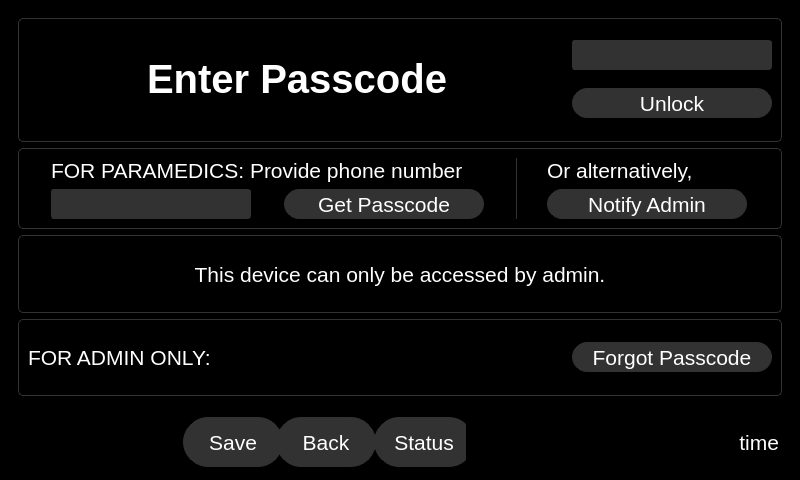
First picture: the form in qt_design/main_window.ui, repository zyl120/Naloxone_Safety_Kit, before the edit.
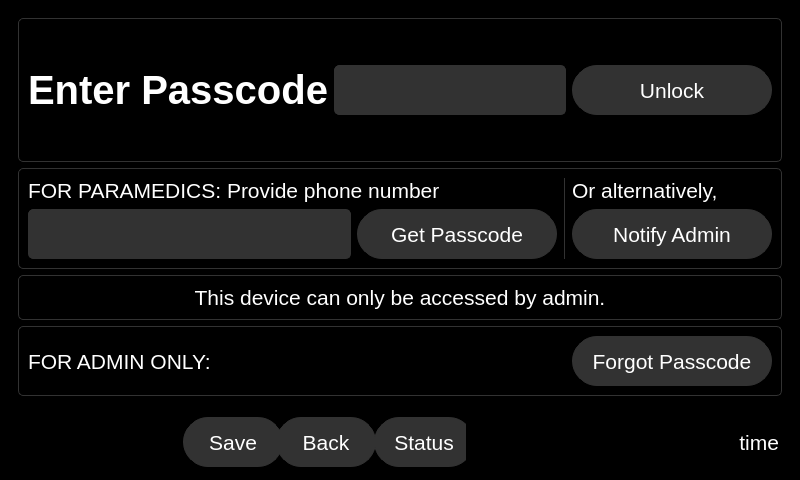
Second picture: the form after the edit. The open tabs and pages were chosen to show the change. Icons and pictures are not drawn.

Commit message: change passcode page layout

What changed in the file:
```diff
--- a/qt_design/main_window.ui
+++ b/qt_design/main_window.ui
@@ -1769,7 +1769,7 @@
                 <rect>
                  <x>0</x>
                  <y>0</y>
-                 <width>714</width>
+                 <width>649</width>
                  <height>395</height>
                 </rect>
                </property>
@@ -2036,8 +2036,8 @@
                 <rect>
                  <x>0</x>
                  <y>0</y>
-                 <width>724</width>
-                 <height>319</height>
+                 <width>657</width>
+                 <height>308</height>
                 </rect>
                </property>
                <layout class="QVBoxLayout" name="verticalLayout_12">
@@ -2409,7 +2409,7 @@
                 <rect>
                  <x>0</x>
                  <y>0</y>
-                 <width>716</width>
+                 <width>649</width>
                  <height>434</height>
                 </rect>
                </property>
@@ -2798,8 +2798,8 @@
                 <rect>
                  <x>0</x>
                  <y>0</y>
-                 <width>724</width>
-                 <height>319</height>
+                 <width>623</width>
+                 <height>266</height>
                 </rect>
                </property>
                <layout class="QVBoxLayout" name="verticalLayout_14">
@@ -3160,7 +3160,7 @@
                 <rect>
                  <x>0</x>
                  <y>0</y>
-                 <width>714</width>
+                 <width>690</width>
                  <height>383</height>
                 </rect>
                </property>
@@ -3735,7 +3735,7 @@
                 <rect>
                  <x>0</x>
                  <y>0</y>
-                 <width>716</width>
+                 <width>642</width>
                  <height>706</height>
                 </rect>
                </property>
@@ -4689,8 +4689,8 @@
        </layout>
       </widget>
       <widget class="QWidget" name="passcodePage">
-       <layout class="QGridLayout" name="gridLayout_16" columnstretch="0">
-        <item row="0" column="0">
+       <layout class="QVBoxLayout" name="verticalLayout_40">
+        <item>
          <widget class="QFrame" name="frame_3">
           <property name="autoFillBackground">
            <bool>false</bool>
@@ -4704,84 +4704,15 @@
           <property name="frameShadow">
            <enum>QFrame::Raised</enum>
           </property>
-          <layout class="QGridLayout" name="gridLayout_3">
-           <item row="1" column="2">
-            <widget class="QPushButton" name="passcodeEnterPushButton">
-             <property name="sizePolicy">
-              <sizepolicy hsizetype="Preferred" vsizetype="Preferred">
-               <horstretch>0</horstretch>
-               <verstretch>0</verstretch>
-              </sizepolicy>
-             </property>
-             <property name="minimumSize">
-              <size>
-               <width>200</width>
-               <height>30</height>
-              </size>
-             </property>
-             <property name="maximumSize">
-              <size>
-               <width>200</width>
-               <height>30</height>
-              </size>
-             </property>
-             <property name="font">
-              <font>
-               <pointsize>16</pointsize>
-               <bold>false</bold>
-              </font>
-             </property>
-             <property name="styleSheet">
-              <string notr="true">color: white; background-color: rgb(50,50,50); border-radius:15px;border-color: rgb(50,50,50);border-width: 1px;border-style: solid;
-</string>
-             </property>
-             <property name="text">
-              <string>Unlock</string>
-             </property>
-            </widget>
-           </item>
-           <item row="0" column="2">
-            <widget class="QLineEdit" name="passcodeEnterLineEdit">
-             <property name="sizePolicy">
-              <sizepolicy hsizetype="Preferred" vsizetype="Preferred">
-               <horstretch>0</horstretch>
-               <verstretch>0</verstretch>
-              </sizepolicy>
-             </property>
-             <property name="minimumSize">
-              <size>
-               <width>200</width>
-               <height>30</height>
-              </size>
-             </property>
-             <property name="maximumSize">
-              <size>
-               <width>200</width>
-               <height>30</height>
-              </size>
-             </property>
-             <property name="font">
-              <font>
-               <pointsize>16</pointsize>
-              </font>
-             </property>
-             <property name="styleSheet">
-              <string notr="true">color: white; background-color: rgb(50,50,50); border-radius:3px;border-color: rgb(50,50,50);border-width: 1px;border-style: solid;
-</string>
-             </property>
-             <property name="text">
-              <string/>
-             </property>
-             <property name="echoMode">
-              <enum>QLineEdit::Password</enum>
-             </property>
-             <property name="alignment">
-              <set>Qt::AlignCenter</set>
-             </property>
-            </widget>
-           </item>
-           <item row="0" column="0" rowspan="2">
+          <layout class="QHBoxLayout" name="horizontalLayout_10">
+           <item>
             <widget class="QLabel" name="passcodeEnterLabel">
+             <property name="sizePolicy">
+              <sizepolicy hsizetype="Preferred" vsizetype="Fixed">
+               <horstretch>0</horstretch>
+               <verstretch>0</verstretch>
+              </sizepolicy>
+             </property>
              <property name="font">
               <font>
                <pointsize>30</pointsize>
@@ -4799,10 +4730,67 @@
              </property>
             </widget>
            </item>
+           <item>
+            <widget class="QLineEdit" name="passcodeEnterLineEdit">
+             <property name="minimumSize">
+              <size>
+               <width>0</width>
+               <height>50</height>
+              </size>
+             </property>
+             <property name="maximumSize">
+              <size>
+               <width>16777215</width>
+               <height>50</height>
+              </size>
+             </property>
+             <property name="styleSheet">
+              <string notr="true">color: white; background-color: rgb(50,50,50); border-radius:5px;border-color: rgb(50,50,50);border-width: 1px;border-style: solid;</string>
+             </property>
+             <property name="echoMode">
+              <enum>QLineEdit::Password</enum>
+             </property>
+            </widget>
+           </item>
+           <item>
+            <widget class="QPushButton" name="passcodeEnterPushButton">
+             <property name="sizePolicy">
+              <sizepolicy hsizetype="Preferred" vsizetype="Fixed">
+               <horstretch>0</horstretch>
+               <verstretch>0</verstretch>
+              </sizepolicy>
+             </property>
+             <property name="minimumSize">
+              <size>
+               <width>200</width>
+               <height>50</height>
+              </size>
+             </property>
+             <property name="maximumSize">
+              <size>
+               <width>200</width>
+               <height>50</height>
+              </size>
+             </property>
+             <property name="font">
+              <font>
+               <pointsize>16</pointsize>
+               <bold>false</bold>
+              </font>
+             </property>
+             <property name="styleSheet">
+              <string notr="true">color: white; background-color: rgb(50,50,50); border-radius:25px;border-color: rgb(50,50,50);border-width: 1px;border-style: solid;
+</string>
+             </property>
+             <property name="text">
+              <string>Unlock</string>
+             </property>
+            </widget>
+           </item>
           </layout>
          </widget>
         </item>
-        <item row="1" column="0" rowspan="2">
+        <item>
          <layout class="QVBoxLayout" name="verticalLayout_2">
           <item>
            <widget class="QFrame" name="paramedic_frame">
@@ -4821,13 +4809,13 @@
                <property name="minimumSize">
                 <size>
                  <width>200</width>
-                 <height>30</height>
+                 <height>50</height>
                 </size>
                </property>
                <property name="maximumSize">
                 <size>
                  <width>200</width>
-                 <height>30</height>
+                 <height>50</height>
                 </size>
                </property>
                <property name="font">
@@ -4836,7 +4824,7 @@
                 </font>
                </property>
                <property name="styleSheet">
-                <string notr="true">color: white; background-color: rgb(50,50,50); border-radius:15px;border-color: rgb(50,50,50);border-width: 1px;border-style: solid;
+                <string notr="true">color: white; background-color: rgb(50,50,50); border-radius:25px;border-color: rgb(50,50,50);border-width: 1px;border-style: solid;
 </string>
                </property>
                <property name="text">
@@ -4844,33 +4832,18 @@
                </property>
               </widget>
              </item>
-             <item row="2" column="3">
-              <widget class="QLabel" name="label_14">
-               <property name="font">
-                <font>
-                 <pointsize>16</pointsize>
-                </font>
-               </property>
-               <property name="styleSheet">
-                <string notr="true">color:white</string>
-               </property>
-               <property name="text">
-                <string>Or alternatively,</string>
-               </property>
-              </widget>
-             </item>
-             <item row="3" column="3">
-              <widget class="QPushButton" name="notify_admin_button">
+             <item row="3" column="0">
+              <widget class="QLineEdit" name="paramedic_phone_number_lineedit">
                <property name="minimumSize">
                 <size>
-                 <width>200</width>
-                 <height>30</height>
+                 <width>0</width>
+                 <height>50</height>
                 </size>
                </property>
                <property name="maximumSize">
                 <size>
-                 <width>200</width>
-                 <height>30</height>
+                 <width>16777215</width>
+                 <height>50</height>
                 </size>
                </property>
                <property name="font">
@@ -4879,11 +4852,7 @@
                 </font>
                </property>
                <property name="styleSheet">
-                <string notr="true">color: white; background-color: rgb(50,50,50); border-radius:15px;border-color: rgb(50,50,50);border-width: 1px;border-style: solid;
-</string>
-               </property>
-               <property name="text">
-                <string>Notify Admin</string>
+                <string notr="true">color: white; background-color: rgb(50,50,50); border-radius:5px;border-color: rgb(50,50,50);border-width: 1px;border-style: solid;</string>
                </property>
               </widget>
              </item>
@@ -4902,30 +4871,6 @@
                </property>
               </widget>
              </item>
-             <item row="3" column="0">
-              <widget class="QLineEdit" name="paramedic_phone_number_lineedit">
-               <property name="minimumSize">
-                <size>
-                 <width>200</width>
-                 <height>30</height>
-                </size>
-               </property>
-               <property name="maximumSize">
-                <size>
-                 <width>200</width>
-                 <height>30</height>
-                </size>
-               </property>
-               <property name="font">
-                <font>
-                 <pointsize>16</pointsize>
-                </font>
-               </property>
-               <property name="styleSheet">
-                <string notr="true">color: white; background-color: rgb(50,50,50); border-radius:3px;border-color: rgb(50,50,50);border-width: 1px;border-style: solid;</string>
-               </property>
-              </widget>
-             </item>
              <item row="2" column="2" rowspan="2">
               <widget class="Line" name="line_4">
                <property name="styleSheet">
@@ -4939,6 +4884,49 @@
                </property>
               </widget>
              </item>
+             <item row="3" column="3">
+              <widget class="QPushButton" name="notify_admin_button">
+               <property name="minimumSize">
+                <size>
+                 <width>200</width>
+                 <height>50</height>
+                </size>
+               </property>
+               <property name="maximumSize">
+                <size>
+                 <width>200</width>
+                 <height>50</height>
+                </size>
+               </property>
+               <property name="font">
+                <font>
+                 <pointsize>16</pointsize>
+                </font>
+               </property>
+               <property name="styleSheet">
+                <string notr="true">color: white; background-color: rgb(50,50,50); border-radius:25px;border-color: rgb(50,50,50);border-width: 1px;border-style: solid;
+</string>
+               </property>
+               <property name="text">
+                <string>Notify Admin</string>
+               </property>
+              </widget>
+             </item>
+             <item row="2" column="3">
+              <widget class="QLabel" name="label_14">
+               <property name="font">
+                <font>
+                 <pointsize>16</pointsize>
+                </font>
+               </property>
+               <property name="styleSheet">
+                <string notr="true">color:white</string>
+               </property>
+               <property name="text">
+                <string>Or alternatively,</string>
+               </property>
+              </widget>
+             </item>
             </layout>
            </widget>
           </item>
@@ -5010,13 +4998,13 @@
                <property name="minimumSize">
                 <size>
                  <width>200</width>
-                 <height>30</height>
+                 <height>50</height>
                 </size>
                </property>
                <property name="maximumSize">
                 <size>
                  <width>200</width>
-                 <height>30</height>
+                 <height>50</height>
                 </size>
                </property>
                <property name="font">
@@ -5025,7 +5013,7 @@
                 </font>
                </property>
                <property name="styleSheet">
-                <string notr="true">color: white; background-color: rgb(50,50,50); border-radius:15px;border-color: rgb(50,50,50);border-width: 1px;border-style: solid;
+                <string notr="true">color: white; background-color: rgb(50,50,50); border-radius:25px;border-color: rgb(50,50,50);border-width: 1px;border-style: solid;
 </string>
                </property>
                <property name="text">
@@ -5543,6 +5531,12 @@
         </item>
         <item row="1" column="0" colspan="2">
          <widget class="QFrame" name="alarmFrame">
+          <property name="sizePolicy">
+           <sizepolicy hsizetype="Preferred" vsizetype="Fixed">
+            <horstretch>0</horstretch>
+            <verstretch>0</verstretch>
+           </sizepolicy>
+          </property>
           <property name="styleSheet">
            <string notr="true">.QFrame{border-radius: 5px;border-color:rgb(50,50,50);border-width: 1px;border-style: solid;}</string>
           </property>
```
Left out of the diff: 20 changed lines with no effect on the pictures. The commit also changes 2 other files.
